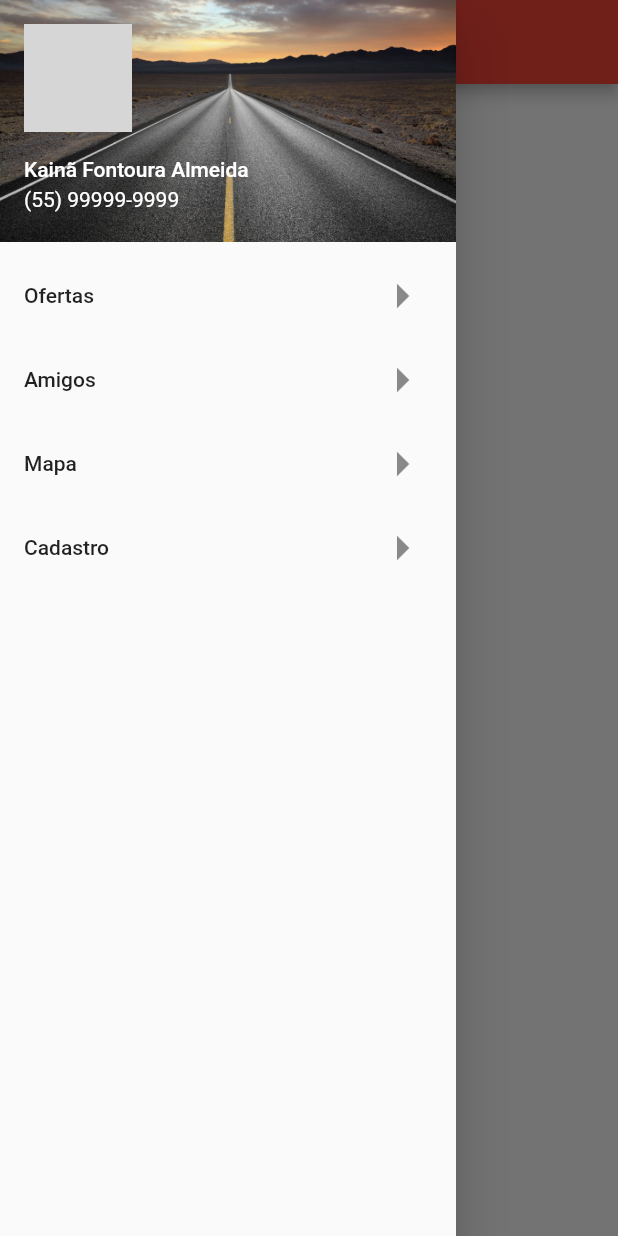
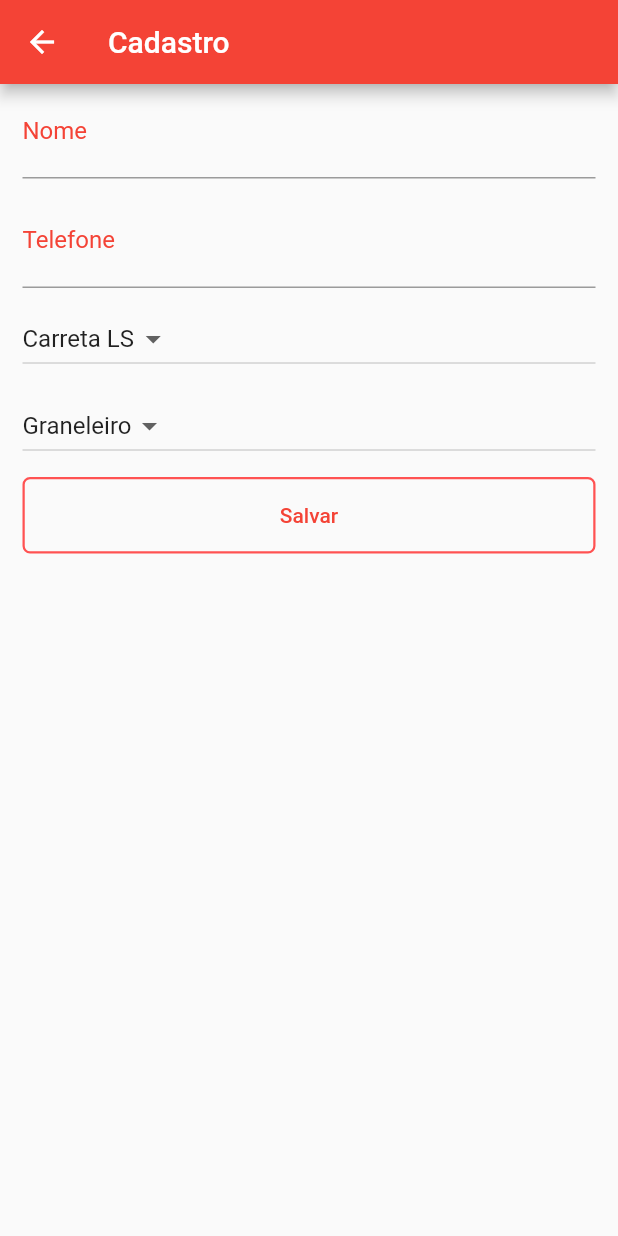
Before and after one commit to kainaalmeida/ReiterLog, a Flutter app: the screen it shows after launch, in the side drawer, after a tap on "Cadastro", on a phone screen of 412 x 824 dp. Run offline on Flutter 3.47's test engine with Material 2 defaults, Android fonts, the phone set to English and light mode, and no system bars; our stand-ins replace font_awesome_flutter, google_maps_flutter; network calls fail; grey boxes are pictures that could not be loaded.

Commit message:
KA - Cadastro Page

```diff
--- /dev/null
+++ b/lib/pages/cadastro.page.dart
@@ -0,0 +1,141 @@
+import 'package:flutter/material.dart';
+import 'package:reiter_log/pages/home.page.dart';
+
+class CadastroPage extends StatefulWidget {
+  @override
+  _CadastroPageState createState() => _CadastroPageState();
+}
+
+class _CadastroPageState extends State<CadastroPage> {
+  String dropdownValue = 'Carreta LS';
+  String dropdownValueTwo = 'Graneleiro';
+
+  @override
+  Widget build(BuildContext context) {
+    return Scaffold(
+      appBar: AppBar(
+        title: Text("Cadastro"),
+      ),
+      body: SingleChildScrollView(
+        child: Container(
+          margin: EdgeInsets.only(
+            left: 15,
+            right: 15,
+          ),
+          child: Column(
+            children: <Widget>[
+              TextFormField(
+                keyboardType: TextInputType.text,
+                decoration: InputDecoration(
+                  labelText: "Nome",
+                  labelStyle: TextStyle(
+                    color: Colors.red,
+                    fontWeight: FontWeight.w400,
+                    fontSize: 16,
+                  ),
+                ),
+                style: TextStyle(
+                  fontSize: 20,
+                  color: Colors.red,
+                ),
+              ),
+              SizedBox(
+                height: 10,
+              ),
+              TextFormField(
+                keyboardType: TextInputType.phone,
+                decoration: InputDecoration(
+                  labelText: "Telefone",
+                  labelStyle: TextStyle(
+                    color: Colors.red,
+                    fontWeight: FontWeight.w400,
+                    fontSize: 16,
+                  ),
+                ),
+                style: TextStyle(
+                  fontSize: 20,
+                  color: Colors.red,
+                ),
+              ),
+              SizedBox(
+                height: 10,
+              ),
+              Container(
+                width: double.infinity,
+                child: DropdownButton<String>(
+                  value: dropdownValue,
+                  onChanged: (newValue) {
+                    setState(() {
+                      dropdownValue = newValue;
+                    });
+                  },
+                  items: <String>[
+                    'Carreta LS',
+                    'Bitrem',
+                    'Rodotrem',
+                    'Bitruck',
+                    'Vanderléia',
+                    'Outros'
+                  ].map<DropdownMenuItem<String>>((value) {
+                    return DropdownMenuItem<String>(
+                      value: value,
+                      child: Text(value),
+                    );
+                  }).toList(),
+                ),
+              ),
+              SizedBox(
+                height: 10,
+              ),
+              Container(
+                width: double.infinity,
+                child: DropdownButton<String>(
+                  value: dropdownValueTwo,
+                  onChanged: (newValue) {
+                    setState(() {
+                      dropdownValueTwo = newValue;
+                    });
+                  },
+                  items: <String>[
+                    'Graneleiro',
+                    'Sider',
+                    'Outros',
+                  ].map<DropdownMenuItem<String>>((value) {
+                    return DropdownMenuItem<String>(
+                      value: value,
+                      child: Text(value),
+                    );
+                  }).toList(),
+                ),
+              ),
+              SizedBox(
+                height: 10,
+              ),
+              Container(
+                width: double.infinity,
+                decoration: BoxDecoration(
+                  borderRadius: BorderRadius.all(
+                    Radius.circular(5),
+                  ),
+                  border: Border.all(
+                    color: Colors.redAccent,
+                    width: 1.5,
+                  ),
+                ),
+                child: FlatButton(
+                  child: Text(
+                    "Salvar",
+                    style: TextStyle(color: Colors.red),
+                  ),
+                  onPressed: () {
+                    Navigator.of(context).pop();
+                  },
+                ),
+              ),
+            ],
+          ),
+        ),
+      ),
+    );
+  }
+}
--- a/lib/pages/home.page.dart
+++ b/lib/pages/home.page.dart
@@ -1,4 +1,5 @@
 import 'package:flutter/material.dart';
+import 'package:reiter_log/pages/cadastro.page.dart';
 import 'package:reiter_log/pages/oferta.page.dart';
 
 class HomePage extends StatefulWidget {
@@ -65,7 +66,10 @@ class _HomePageState extends State<HomePage> {
                 Icons.arrow_right,
                 size: 40,
               ),
-              onTap: () {},
+              onTap: () {
+                Navigator.of(context).push(
+                    MaterialPageRoute(builder: (context) => CadastroPage()));
+              },
             ),
           ],
         ),
```
